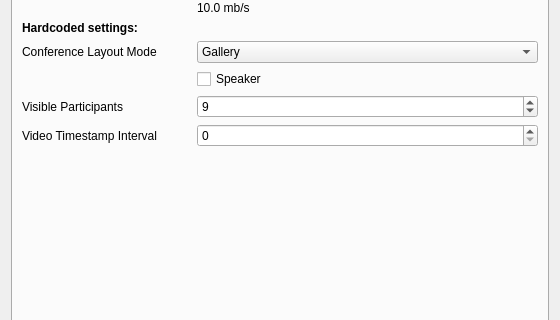
Qt form src/ui/settings/callsettings.ui (ultravideo/uvgComm) before a commit; both pictures show x 0 to 560 and y 228 to 548 of the 560 by 640 pixel window.
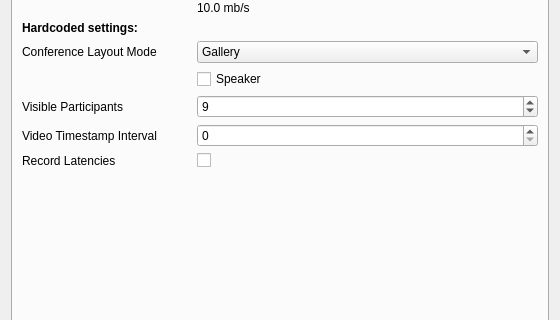
The same form after that commit. The open tabs and pages were chosen to show the change.

Commit message: feature(GUI): Record latencies to a file

```diff
--- a/src/ui/settings/callsettings.ui
+++ b/src/ui/settings/callsettings.ui
@@ -396,6 +396,20 @@
          </property>
         </widget>
        </item>
+       <item row="13" column="1">
+        <widget class="QCheckBox" name="record_latencies_box">
+         <property name="text">
+          <string/>
+         </property>
+        </widget>
+       </item>
+       <item row="13" column="0">
+        <widget class="QLabel" name="record_latencies_label">
+         <property name="text">
+          <string>Record Latencies</string>
+         </property>
+        </widget>
+       </item>
       </layout>
      </widget>
      <widget class="QWidget" name="ice">
```
The commit also changes 4 other files.
